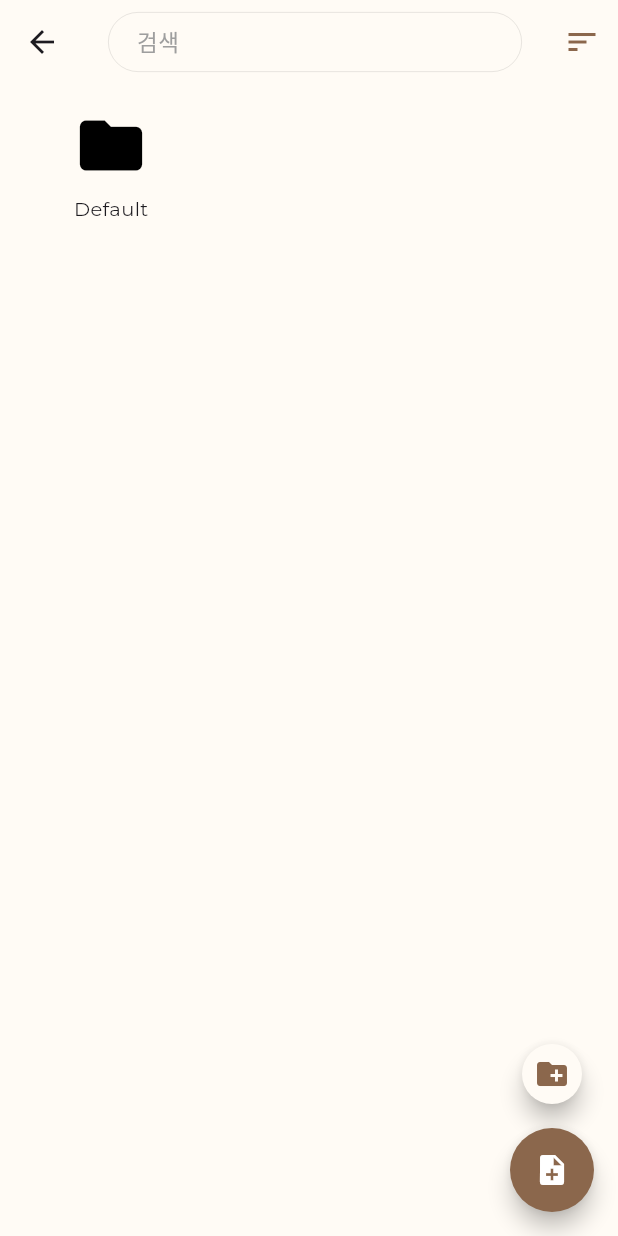
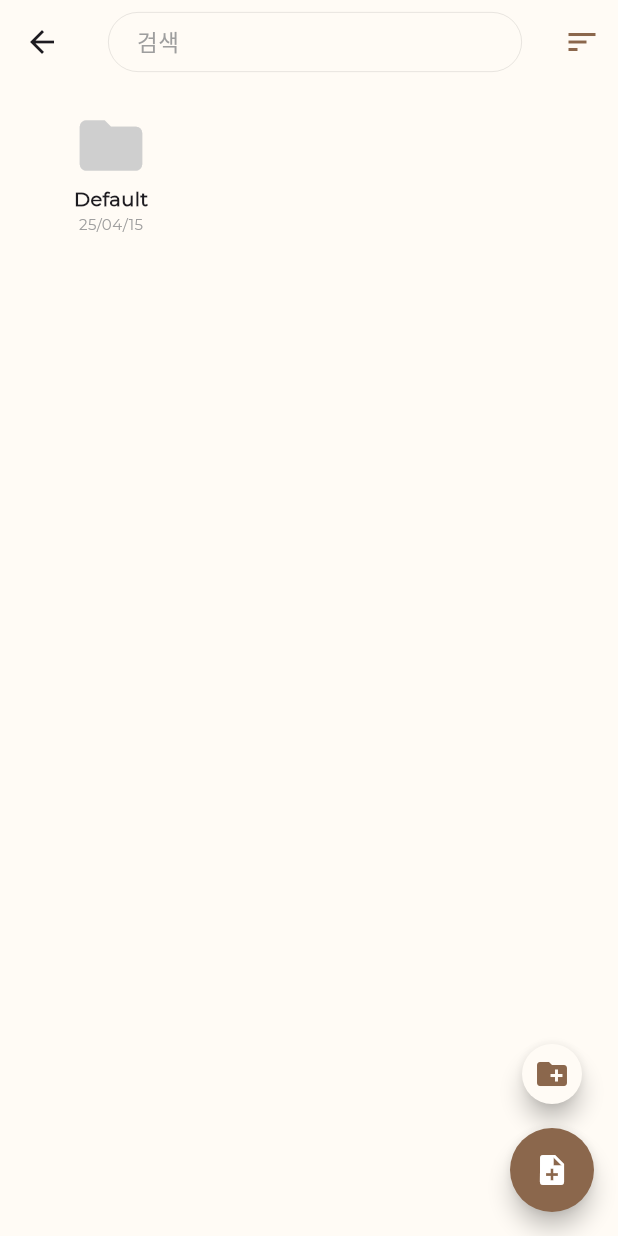
Before and after one commit to alvn84/memoRe, a Flutter app: the Tab1Screen screen opened directly, after a tap on the "add" icon, on a phone screen of 412 x 824 dp. Run offline on Flutter 3.47's test engine with Material 3 defaults, Android fonts, the phone set to English and light mode, and no system bars; our stand-ins replace shared_preferences, smooth_page_indicator, table_calendar; accounts and stored records are empty.

Commit message:
4/15 패치2
- Default 폴더 버그 수정
- 디자인 수정(검색바, 폰트 굵게, 폴더 및 폰트 크기)
- 폴더 생성 날짜 추가, 색상지정 가능, 이름변경
- FAB 추가

```diff
--- a/lib/presentation/screen/home/tab1/add_folder_dialog.dart
+++ b/lib/presentation/screen/home/tab1/add_folder_dialog.dart
@@ -7,6 +7,7 @@ Future<String?> showAddFolderDialog(BuildContext context) {
     context: context,
     builder: (context) => AlertDialog(
       title: const Text('새 폴더 만들기'),
+      backgroundColor: Color(0xFFFFFBF5),
       content: TextField(
         autofocus: true,
         decoration: const InputDecoration(hintText: '폴더 이름 입력'),
--- a/lib/presentation/screen/home/tab1/folder_model.dart
+++ b/lib/presentation/screen/home/tab1/folder_model.dart
@@ -5,12 +5,15 @@ class Folder {
   final Color color;
   final IconData icon;
   final bool isStarred;
+  final DateTime createdAt;  // 생성일 추가
+
 
   Folder({
     required this.name,
     required this.color,
     required this.icon,
     this.isStarred = false,
+    required this.createdAt, // 생성자에 추가
   });
 
   // JSON으로 변환 (SharedPreferences에 저장할 때 사용)
@@ -20,6 +23,7 @@ class Folder {
       'color': color.value, // Color는 value(int)로 저장
       'icon': icon.codePoint, // IconData는 codePoint로 저장
       'isStarred': isStarred,
+      'createdAt': createdAt.toIso8601String(), // 날짜 문자열로 저장
     };
   }
 
@@ -30,6 +34,8 @@ class Folder {
       color: Color(json['color']),
       icon: IconData(json['icon'], fontFamily: 'MaterialIcons'),
       isStarred: json['isStarred'] ?? false,
+      createdAt: DateTime.parse(json['createdAt']), // 문자열 -> DateTime
+
     );
   }
 }
--- a/lib/presentation/screen/home/tab1/folder_storage.dart
+++ b/lib/presentation/screen/home/tab1/folder_storage.dart
@@ -9,8 +9,6 @@ class FolderStorage {
   // 폴더 리스트 저장
   static Future<void> saveFolders(List<Folder> folders) async {
     final prefs = await SharedPreferences.getInstance();
-    final userFolders =
-        folders.where((folder) => folder.name != 'Default').toList();
     final folderListJson = jsonEncode(
       folders.map((folder) => folder.toJson()).toList(),
     );
@@ -22,17 +20,27 @@ class FolderStorage {
     final prefs = await SharedPreferences.getInstance();
     final folderListJson = prefs.getString(_key);
 
-    List<Folder> userFolders = [];
+    List<Folder> loadedFolders = [];
 
     if (folderListJson != null) {
       final decoded = jsonDecode(folderListJson) as List;
-      userFolders = decoded.map((item) => Folder.fromJson(item)).toList();
+      loadedFolders = decoded.map((item) => Folder.fromJson(item)).toList();
     }
 
-    // Default 폴더는 항상 존재
-    return [
-      Folder(name: 'Default', color: Color(0xFF000000), icon: Icons.folder),
-      ...userFolders,
-    ];
+    // ✅ Default 폴더가 없으면 추가
+    final hasDefault = loadedFolders.any((f) => f.name == 'Default');
+    if (!hasDefault) {
+      loadedFolders.insert(
+        0,
+        Folder(
+          name: 'Default',
+          color: const Color(0xFFCFCFCF),
+          icon: Icons.folder,
+          createdAt: DateTime.now(),
+        ),
+      );
+    }
+
+    return loadedFolders;
   }
 }
--- a/pubspec.yaml
+++ b/pubspec.yaml
@@ -28,6 +28,7 @@ environment:
 # the latest version available on pub.dev. To see which dependencies have newer
 # versions available, run `flutter pub outdated`.
 dependencies:
+  intl: ^0.18.0
   shared_preferences: ^2.2.2
   image_picker: ^1.1.2
   permission_handler: ^12.0.0+1
```
Also changed, not shown: lib/presentation/screen/home/tab1/tab1_screen.dart (+144 -11 lines), lib/presentation/screen/home/tab2/tab2_screen.dart (+0 -22 lines), pubspec.lock.
